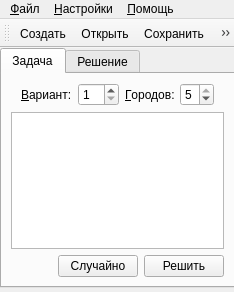
First picture: the form in ui/mainwindow.ce.ui, repository leppa/tspsg, before the edit.
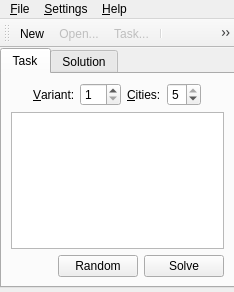
Second picture: the form after the edit. Icons and pictures are not drawn.

```diff
--- a/ui/mainwindow.ce.ui
+++ b/ui/mainwindow.ce.ui
@@ -2,6 +2,9 @@
 <ui version="4.0">
  <class>MainWindow</class>
  <widget class="QMainWindow" name="MainWindow">
+  <property name="enabled">
+   <bool>true</bool>
+  </property>
   <property name="geometry">
    <rect>
     <x>0</x>
@@ -50,7 +53,7 @@
     </property>
     <widget class="QWidget" name="tabTask">
      <attribute name="title">
-      <string>Задача</string>
+      <string>Task</string>
      </attribute>
      <layout class="QVBoxLayout" name="verticalLayout">
       <item>
@@ -71,7 +74,7 @@
         <item>
          <widget class="QLabel" name="labelVariant">
           <property name="text">
-           <string>&amp;Вариант:</string>
+           <string>&amp;Variant:</string>
           </property>
           <property name="buddy">
            <cstring>spinVariant</cstring>
@@ -94,7 +97,7 @@
         <item>
          <widget class="QLabel" name="labelCities">
           <property name="text">
-           <string>&amp;Городов:</string>
+           <string>&amp;Cities:</string>
           </property>
           <property name="buddy">
            <cstring>spinCities</cstring>
@@ -169,7 +172,7 @@
            <string>Заполнить таблицу случайными значениями</string>
           </property>
           <property name="text">
-           <string>Случайно</string>
+           <string>Random</string>
           </property>
          </widget>
         </item>
@@ -182,7 +185,7 @@
            <string>Решить текущую задачу</string>
           </property>
           <property name="text">
-           <string>Решить</string>
+           <string>Solve</string>
           </property>
           <property name="icon">
            <iconset resource="../resources/tspsg.qrc">
@@ -196,7 +199,7 @@
     </widget>
     <widget class="QWidget" name="tabSolution">
      <attribute name="title">
-      <string>Решение</string>
+      <string>Solution</string>
      </attribute>
      <layout class="QVBoxLayout" name="_4">
       <item>
@@ -249,7 +252,7 @@
      </iconset>
     </property>
     <property name="title">
-     <string>&amp;Файл</string>
+     <string>&amp;File</string>
     </property>
     <widget class="QMenu" name="menuFileSave">
      <property name="statusTip">
@@ -276,13 +279,13 @@
    </widget>
    <widget class="QMenu" name="menuSettings">
     <property name="title">
-     <string>&amp;Настройки</string>
+     <string>&amp;Settings</string>
     </property>
     <addaction name="actionSettingsSettings"/>
    </widget>
    <widget class="QMenu" name="menuHelp">
     <property name="title">
-     <string>&amp;Помощь</string>
+     <string>&amp;Help</string>
     </property>
     <addaction name="actionHelpContents"/>
     <addaction name="actionHelpContextual"/>
@@ -356,7 +359,13 @@
      <normaloff>:/images/buttons/buttons/Document.png</normaloff>:/images/buttons/buttons/Document.png</iconset>
    </property>
    <property name="text">
-    <string>&amp;Создать</string>
+    <string>&amp;New</string>
+   </property>
+   <property name="iconText">
+    <string>New</string>
+   </property>
+   <property name="toolTip">
+    <string>New task</string>
    </property>
    <property name="statusTip">
     <string>Создать новую задачу</string>
@@ -366,12 +375,18 @@
    </property>
   </action>
   <action name="actionFileOpen">
+   <property name="enabled">
+    <bool>false</bool>
+   </property>
    <property name="icon">
     <iconset resource="../resources/tspsg.qrc">
      <normaloff>:/images/buttons/buttons/OpenFolder.png</normaloff>:/images/buttons/buttons/OpenFolder.png</iconset>
    </property>
    <property name="text">
-    <string>&amp;Открыть</string>
+    <string>&amp;Open...</string>
+   </property>
+   <property name="iconText">
+    <string>Open...</string>
    </property>
    <property name="toolTip">
     <string>Открыть задачу</string>
@@ -389,7 +404,10 @@
      <normaloff>:/images/buttons/buttons/Properties.png</normaloff>:/images/buttons/buttons/Properties.png</iconset>
    </property>
    <property name="text">
-    <string>&amp;Параметры</string>
+    <string>&amp;Preferences...</string>
+   </property>
+   <property name="iconText">
+    <string>Preferences...</string>
    </property>
    <property name="statusTip">
     <string>Настройка параметров программмы</string>
@@ -437,22 +455,25 @@
      <normaloff>:/images/buttons/buttons/NoAction.png</normaloff>:/images/buttons/buttons/NoAction.png</iconset>
    </property>
    <property name="text">
-    <string>В&amp;ыход</string>
+    <string>E&amp;xit</string>
    </property>
    <property name="statusTip">
     <string>Выйти из программы</string>
    </property>
   </action>
   <action name="actionFileSaveTask">
+   <property name="enabled">
+    <bool>false</bool>
+   </property>
    <property name="icon">
     <iconset resource="../resources/tspsg.qrc">
      <normaloff>:/images/buttons/buttons/Save.png</normaloff>:/images/buttons/buttons/Save.png</iconset>
    </property>
    <property name="text">
-    <string>&amp;Задачу</string>
+    <string>&amp;Task...</string>
    </property>
    <property name="iconText">
-    <string>Сохранить</string>
+    <string>Task...</string>
    </property>
    <property name="toolTip">
     <string>Сохранить задачу</string>
```
Left out of the diff: 74 changed lines with no effect on the pictures.
